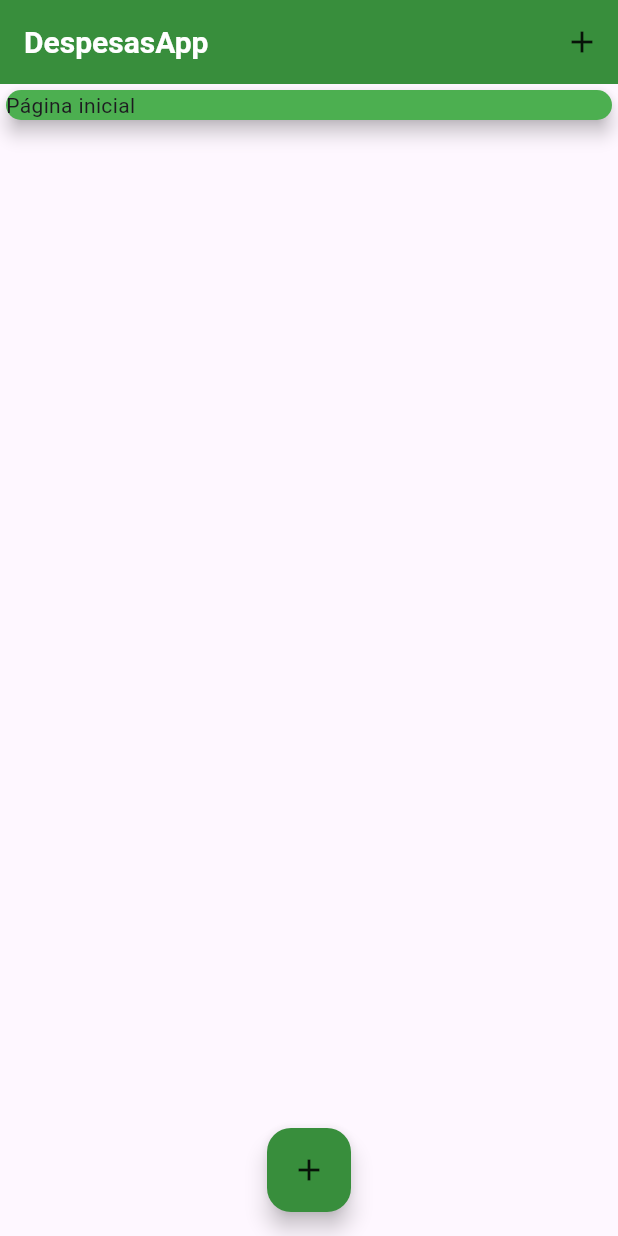
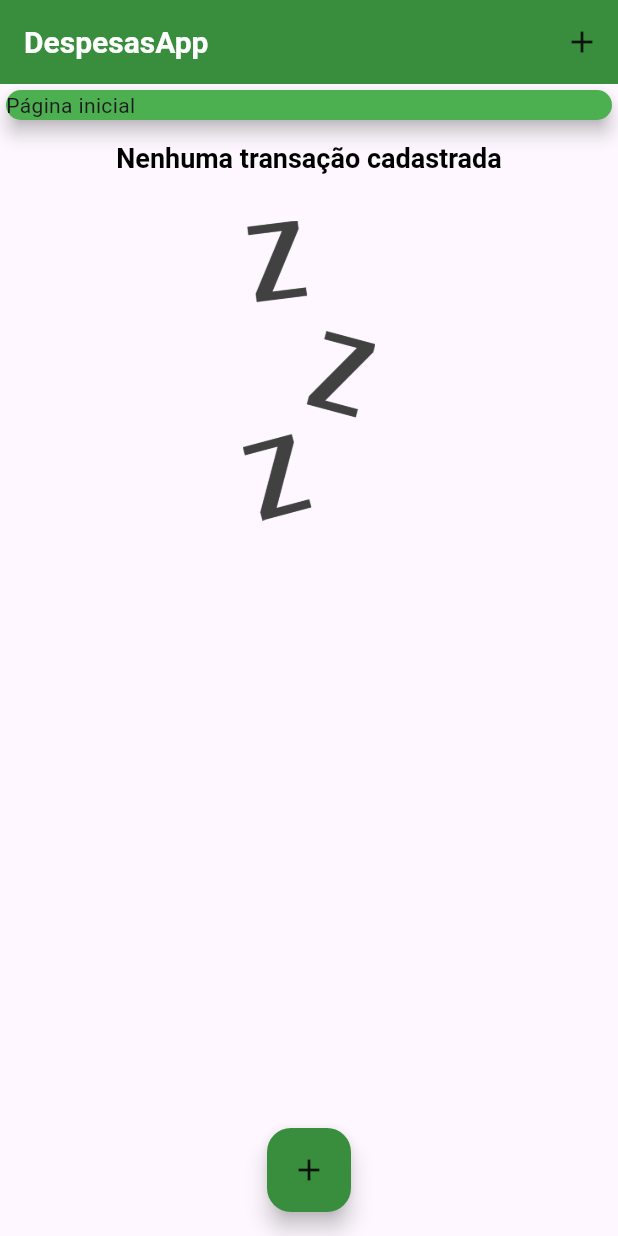
Before and after one commit to Bazchh/despesasApp, a Flutter app: the screen it shows after launch, on a phone screen of 412 x 824 dp. Run offline on Flutter 3.47's test engine with Material 3 defaults, Android fonts, the phone set to English and light mode, and no system bars; Roboto replaces fonts that are missing (OpenSans).

Commit message:
Adição de imagem para caso de lista vazia

```diff
--- a/despesas/lib/Componentes/ListaDeTransacoes.dart
+++ b/despesas/lib/Componentes/ListaDeTransacoes.dart
@@ -11,7 +11,27 @@ class ListaDeTransacoes extends StatelessWidget {
   Widget build(BuildContext context) {
     return Container(
       height: 730,
-      child: ListView.builder(
+      child: transacoes.isEmpty
+          ? Column(
+              children: <Widget>[
+                Container(
+                  margin: EdgeInsets.symmetric(vertical: 10),
+                  child: Text(
+                    'Nenhuma transação cadastrada',
+                    style: Theme.of(context).textTheme.titleLarge,
+                  ),
+                ),
+                Container(
+                  margin: EdgeInsets.symmetric(vertical: 20),
+                  height: 200,
+                  child: Image.asset(
+                    'assets/images/waiting.png',
+                    fit: BoxFit.cover,
+                  ),
+                ),
+              ],
+            )
+          : ListView.builder(
               itemCount: transacoes.length,
               itemBuilder: (ctx, index) {
                 final tr = transacoes[index];
@@ -19,19 +39,20 @@ class ListaDeTransacoes extends StatelessWidget {
                   child: Row(
                     children: [
                       Container(
-                  margin: EdgeInsets.symmetric(horizontal: 10, vertical: 10),
+                        margin:
+                            EdgeInsets.symmetric(horizontal: 10, vertical: 10),
                         child: Text(
                           'R\$ ${tr.valor.toStringAsFixed(2)}',
                           style: TextStyle(
                             fontWeight: FontWeight.bold,
                             fontSize: 20,
-                      color: Theme.of(context).colorScheme.primary,
+                            color: Theme.of(context).colorScheme.secondary,
                           ),
                         ),
                         decoration: BoxDecoration(
                           borderRadius: BorderRadius.circular(50.0),
                           border: Border.all(
-                      color: Theme.of(context).colorScheme.primary,
+                            color: Theme.of(context).colorScheme.secondary,
                             width: 1,
                           ),
                         ),
```
Lines whose indentation alone changed are shown as unchanged.
